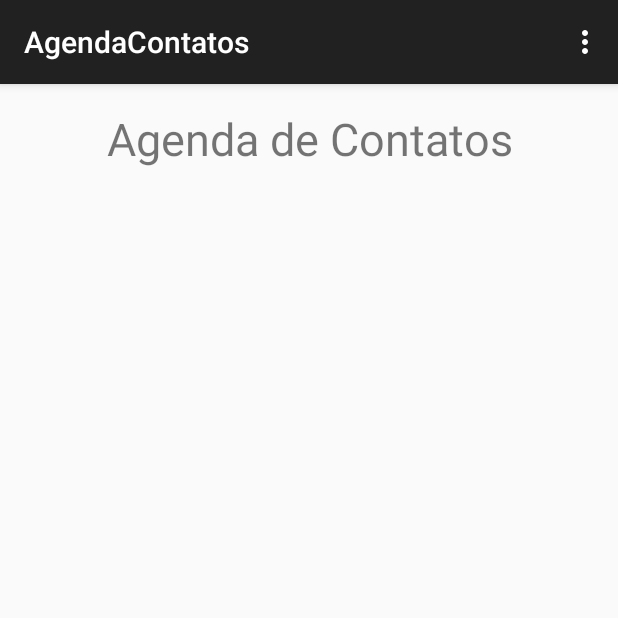
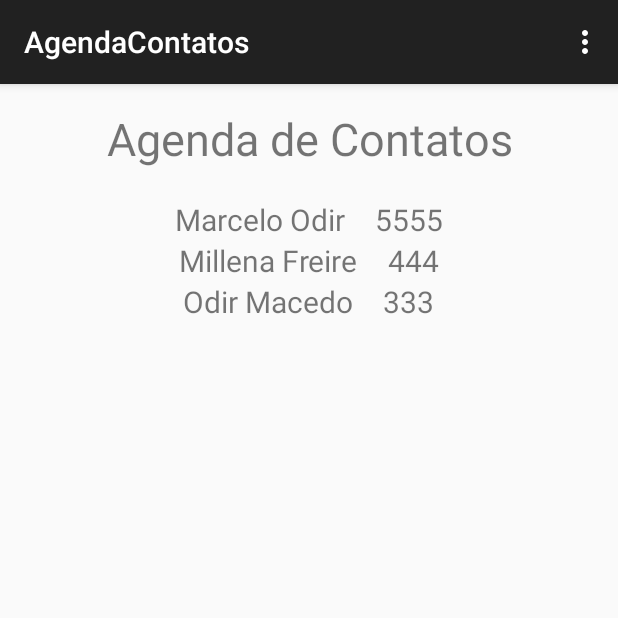
Before and after one commit to marceloodir/AddressBookAndroid, an Android app: the screen it shows after launch (MainActivity), on a phone screen of 412 x 824 dp, the top half of it. Run offline under Robolectric (Android 15) with nearby library versions, the phone set to English and light mode, and no system bars.

Commit message:
Inclusão de layout e adaptador

```diff
--- /dev/null
+++ b/app/src/main/java/com/example/marcelo/agendacontatos/ContatosAdapter.java
@@ -0,0 +1,38 @@
+package com.example.marcelo.agendacontatos;
+
+import android.content.Context;
+import android.view.LayoutInflater;
+import android.view.View;
+import android.view.ViewGroup;
+import android.widget.ArrayAdapter;
+import android.widget.TextView;
+
+import java.util.ArrayList;
+
+
+/**
+ * Created by marcelo on 13/08/15.
+ */
+public class ContatosAdapter extends ArrayAdapter<Contato> {
+
+    public ContatosAdapter(Context context, int resource, ArrayList<Contato> contatos) {
+        super(context, resource, contatos);
+    }
+
+    @Override
+    public View getView(int position, View convertView, ViewGroup parent) {
+        Contato contato = getItem(position);
+
+        if (convertView == null) {
+            convertView = LayoutInflater.from(getContext()).inflate(R.layout.lista_layout, parent, false);
+        }
+
+        TextView nome = (TextView) convertView.findViewById(R.id.nome);
+        TextView tel = (TextView) convertView.findViewById(R.id.tel);
+
+        nome.setText(contato.getNome());
+        tel.setText(String.valueOf(contato.getTel()));
+
+         return convertView;
+    }
+}
--- a/app/src/main/java/com/example/marcelo/agendacontatos/MainActivity.java
+++ b/app/src/main/java/com/example/marcelo/agendacontatos/MainActivity.java
@@ -2,10 +2,15 @@ package com.example.marcelo.agendacontatos;
 
 import android.support.v7.app.ActionBarActivity;
 import android.os.Bundle;
+import android.util.Log;
 import android.view.Menu;
 import android.view.MenuItem;
+import android.view.View;
 import android.widget.ArrayAdapter;
+import android.widget.EditText;
 import android.widget.GridView;
+import android.widget.ListView;
+import android.widget.TextView;
 
 import java.util.ArrayList;
 
@@ -17,14 +22,14 @@ public class MainActivity extends ActionBarActivity {
         super.onCreate(savedInstanceState);
         setContentView(R.layout.activity_main);
 
-        final GridView grid = (GridView) findViewById(R.id.gridView);
+        final GridView grid = (GridView) findViewById(R.id.gridview);
 
-        ArrayList<String> lista = new ArrayList<String>();
-        lista.add("valor um");
-        lista.add("valor dois");
-        lista.add("valor 3");
+        ArrayList<Contato> contatos = new ArrayList<Contato>();
+        contatos.add(new Contato("Marcelo Odir",5555));
+        contatos.add(new Contato("Millena Freire", 444));
+        contatos.add(new Contato("Odir Macedo", 333));
 
-        ArrayAdapter adapter = new ArrayAdapter(this,R.id.lista, lista);
+        ContatosAdapter adapter = new ContatosAdapter(this,0,contatos);
         grid.setAdapter(adapter);
     }
 
@@ -57,4 +62,10 @@ public class MainActivity extends ActionBarActivity {
 
         return super.onOptionsItemSelected(item);
     }
+
+    public void chamarClick(View v) {
+
+        TextView tv = (TextView) v;
+        Log.v("valor",tv.getText().toString());
+    }
 }
--- a/app/src/main/res/layout/activity_main.xml
+++ b/app/src/main/res/layout/activity_main.xml
@@ -19,8 +19,9 @@
     <GridView
         android:layout_width="wrap_content"
         android:layout_height="wrap_content"
-        android:id="@+id/gridView"
-        android:layout_weight="1"/>
+        android:id="@+id/gridview"
+        android:layout_weight="1"
+        android:padding="20dp"/>
 
 
 </LinearLayout>
--- /dev/null
+++ b/app/src/main/res/layout/lista_layout.xml
@@ -0,0 +1,22 @@
+<?xml version="1.0" encoding="utf-8"?>
+<LinearLayout xmlns:android="http://schemas.android.com/apk/res/android"
+    android:layout_width="match_parent"
+    android:layout_height="wrap_content"
+    android:orientation="horizontal"
+    android:gravity="center_horizontal">
+    <TextView
+        android:id="@+id/nome"
+        android:layout_width="wrap_content"
+        android:layout_height="wrap_content"
+        android:textSize="20sp"
+        android:layout_marginEnd="20dp"
+        android:text="fulano" />
+    <TextView
+        android:id="@+id/tel"
+        android:layout_width="wrap_content"
+        android:layout_height="wrap_content"
+        android:textSize="20sp"
+        android:inputType="number"
+        android:text="4444"
+        android:onClick="chamarClick"/>
+</LinearLayout>
```
Also changed, not shown: 2 other files.
